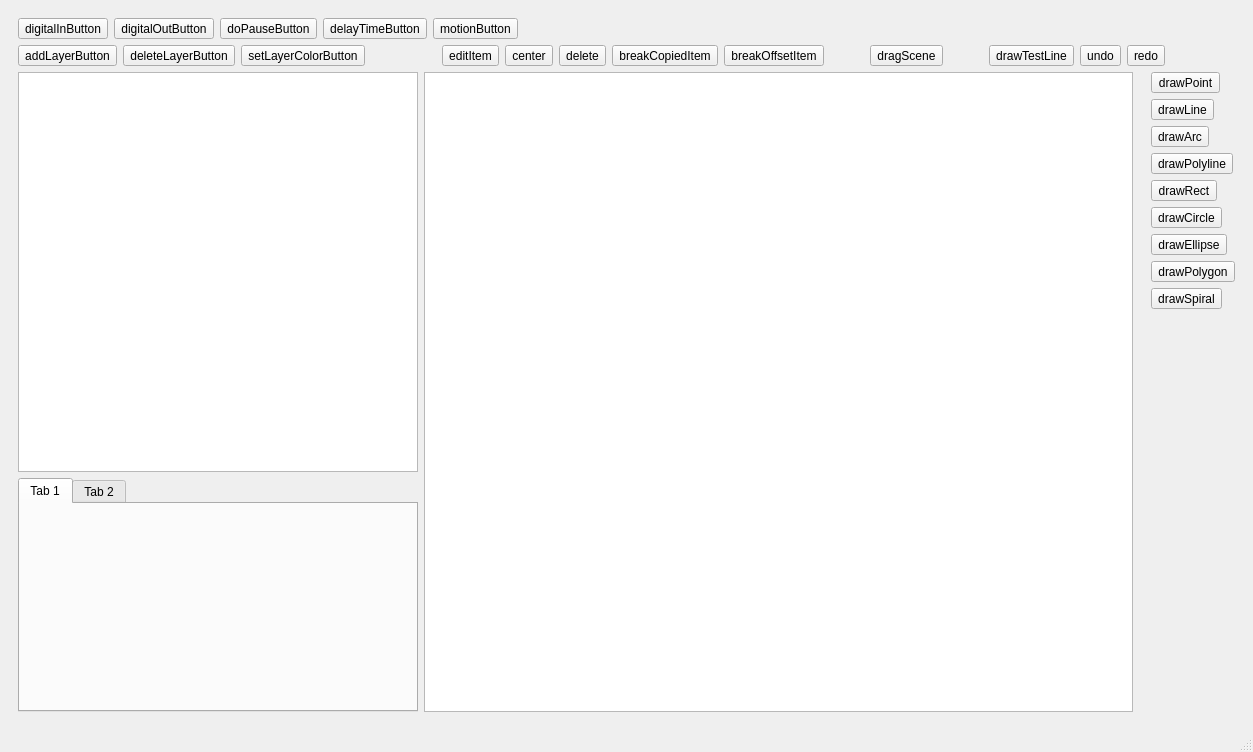
Before: the Qt Designer form header/Ui/mainwindow.ui in joey674/LaserCAD_QT, drawn with Qt 5.
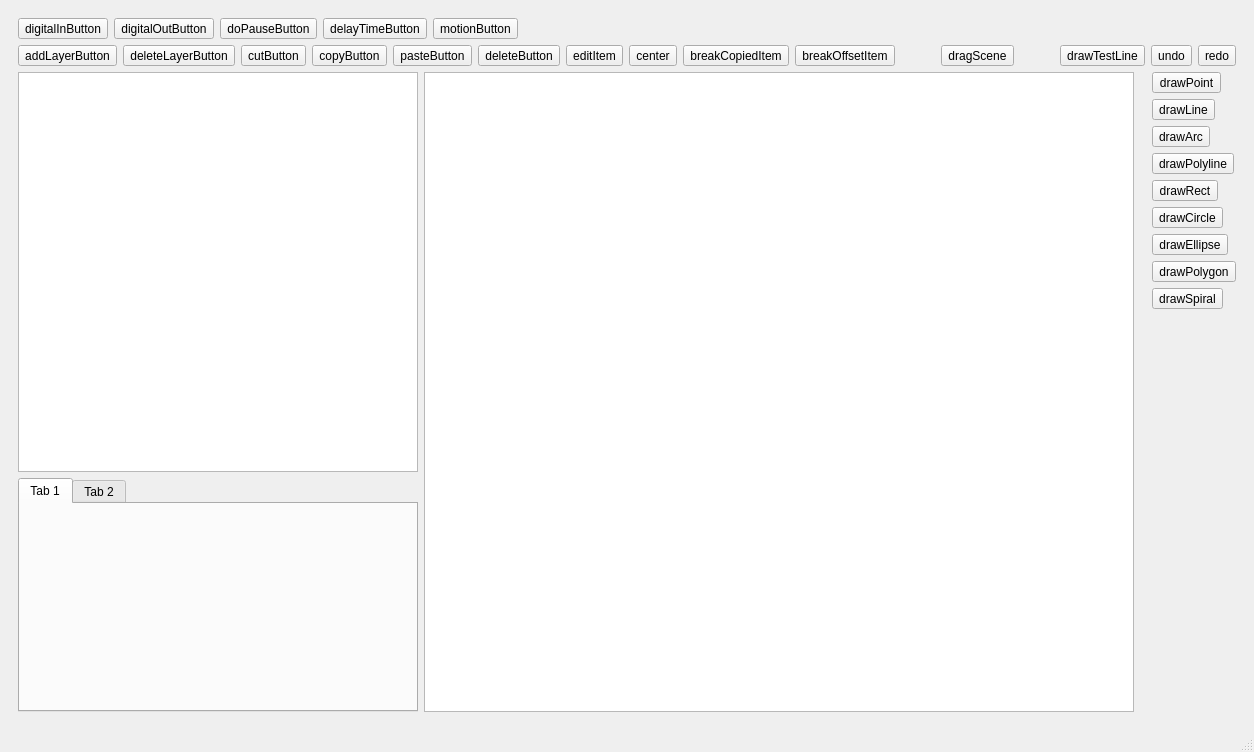
After: the same form once the commit is applied. Custom widgets are drawn as their Qt base class.

Commit message: fix: deleteItem: use a extra deleteList to save resource

Patch:
```diff
--- a/header/Ui/mainwindow.ui
+++ b/header/Ui/mainwindow.ui
@@ -109,13 +109,6 @@
            </property>
           </widget>
          </item>
-         <item>
-          <widget class="QToolButton" name="setLayerColorButton">
-           <property name="text">
-            <string>setLayerColorButton</string>
-           </property>
-          </widget>
-         </item>
          <item>
           <spacer name="horizontalSpacer_6">
            <property name="orientation">
@@ -129,6 +122,47 @@
            </property>
           </spacer>
          </item>
+         <item>
+          <widget class="QToolButton" name="cutButton">
+           <property name="text">
+            <string>cutButton</string>
+           </property>
+          </widget>
+         </item>
+         <item>
+          <widget class="QToolButton" name="copyButton">
+           <property name="text">
+            <string>copyButton</string>
+           </property>
+          </widget>
+         </item>
+         <item>
+          <widget class="QToolButton" name="pasteButton">
+           <property name="text">
+            <string>pasteButton</string>
+           </property>
+          </widget>
+         </item>
+         <item>
+          <widget class="QToolButton" name="deleteButton">
+           <property name="text">
+            <string>deleteButton</string>
+           </property>
+          </widget>
+         </item>
+         <item>
+          <spacer name="horizontalSpacer_2">
+           <property name="orientation">
+            <enum>Qt::Orientation::Horizontal</enum>
+           </property>
+           <property name="sizeHint" stdset="0">
+            <size>
+             <width>40</width>
+             <height>20</height>
+            </size>
+           </property>
+          </spacer>
+         </item>
          <item>
           <widget class="QToolButton" name="editButton">
            <property name="toolTip">
@@ -161,13 +195,6 @@
            </property>
           </widget>
          </item>
-         <item>
-          <widget class="QToolButton" name="deleteButton">
-           <property name="text">
-            <string>delete</string>
-           </property>
-          </widget>
-         </item>
          <item>
           <widget class="QToolButton" name="breakCopiedItemButton">
            <property name="text">
```
Left out of the diff: 2 changed lines with no effect on the pictures. The commit also changes 14 other files.
